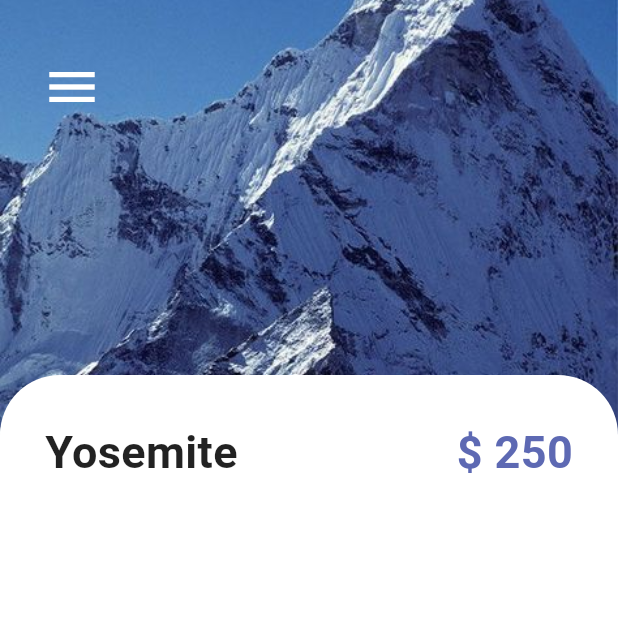
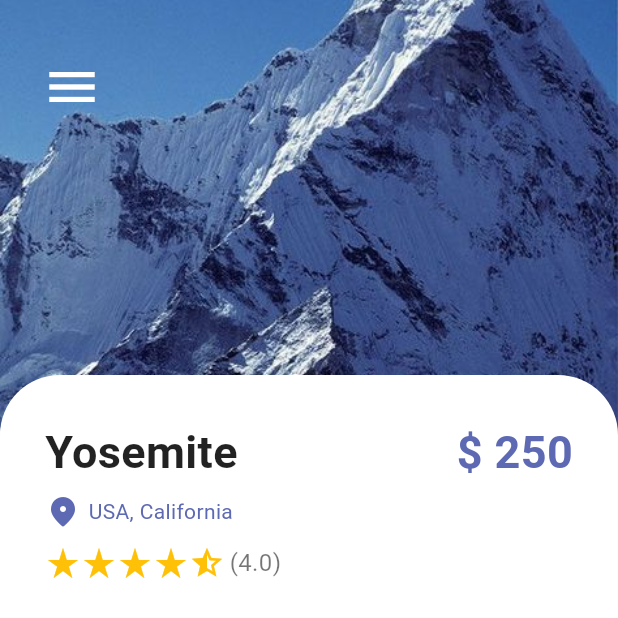
Before and after one commit to K-Yaswanth-Raj/Flutter_Travel_App, a Flutter app: the screen it shows after launch, on a phone screen of 412 x 824 dp, the top half of it. Run offline on Flutter 3.47's test engine with Material 2 defaults, Android fonts, the light colour scheme and no system bars.

Commit message:
detal page going 2

```diff
--- a/lib/pages/detail_page.dart
+++ b/lib/pages/detail_page.dart
@@ -2,6 +2,7 @@ import 'package:flutter/cupertino.dart';
 import 'package:flutter/material.dart';
 import 'package:travel_app/misc/colors.dart';
 import 'package:travel_app/widgets/app_large_text.dart';
+import 'package:travel_app/widgets/app_text.dart';
 
 class DetailPage extends StatelessWidget {
   const DetailPage({super.key});
@@ -59,6 +60,7 @@ class DetailPage extends StatelessWidget {
                     ),
                   ),
                   child: Column(
+                    crossAxisAlignment: CrossAxisAlignment.start,
                     children: [
                       Row(
                         mainAxisAlignment: MainAxisAlignment.spaceBetween,
@@ -73,7 +75,50 @@ class DetailPage extends StatelessWidget {
                           ),
                         ],
                       ),
-                      SizedBox(height: 10,),
+                      SizedBox(
+                        height: 6,
+                      ),
+                      Row(
+                        children: [
+                          Icon(
+                            Icons.location_on_rounded,
+                            color: AppColors.mainColor,
+                          ),
+                          SizedBox(
+                            width: 5,
+                          ),
+                          Text(
+                            'USA, California',
+                            style: TextStyle(color: AppColors.mainColor),
+                          )
+                        ],
+                      ),
+                      SizedBox(
+                        height: 10,
+                      ),
+                      Row(
+                        children: [
+                          Wrap(
+                            children: List.generate(4, (index) {
+                              return Icon(
+                                Icons.star_rate,
+                                color: Colors.amber,
+                              );
+                            }),
+                          ),
+                          Icon(
+                            Icons.star_half,
+                            color: Colors.amber,
+                          ),
+                          SizedBox(
+                            width: 3,
+                          ),
+                          AppText(
+                            text: '(4.0)',
+                            color: Colors.black54,
+                          ),
+                        ],
+                      ),
 
                     ],
                   ),
```
